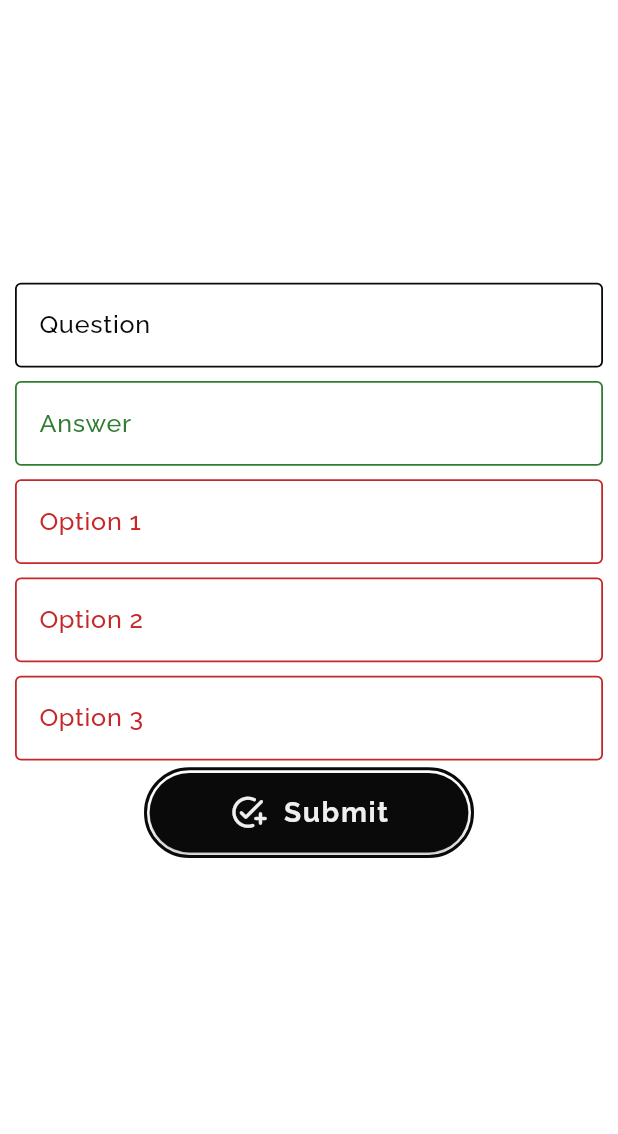
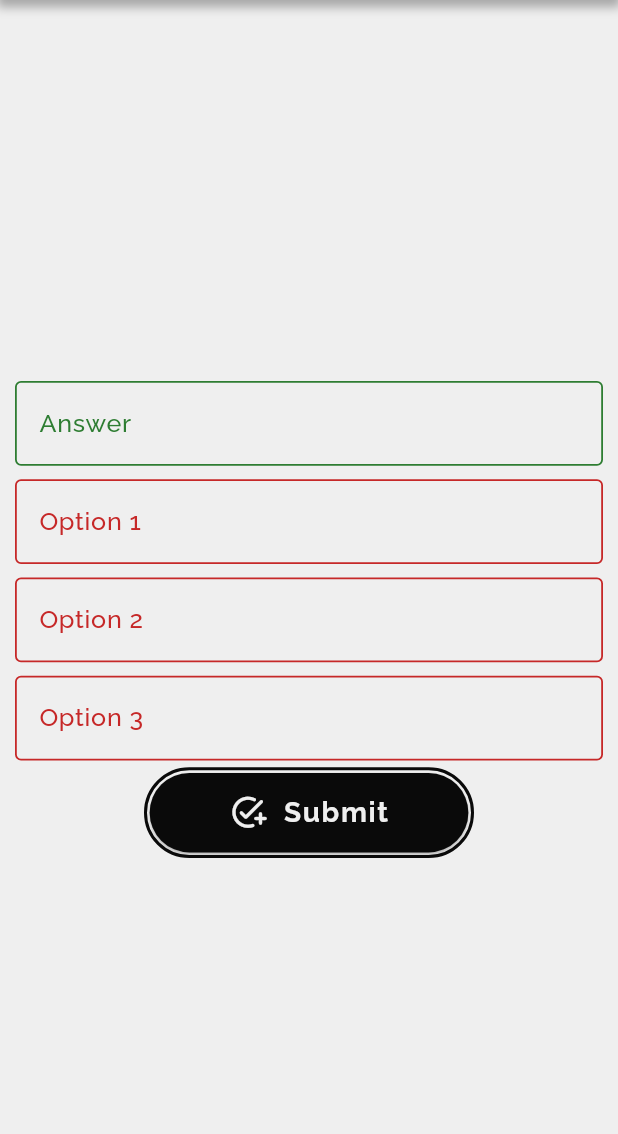
Before and after one commit to umar-tariq-1/Quiz-App, a Flutter app: the screen it shows after launch, after a tap on the "menu" icon, after a tap on "New Quiz", on a phone screen of 412 x 824 dp, the part 102-1236 px from its top. Run offline on Flutter 3.47's test engine with Material 3 defaults, Android fonts, the phone set to English and light mode, and no system bars; our stand-ins replace loading_animation_widget; network calls fail.

Commit message:
added color scheme

```diff
--- a/lib/main.dart
+++ b/lib/main.dart
@@ -4,6 +4,13 @@ import 'package:quiz_app/widgets/base/navigation_drawer.dart';
 import 'package:quiz_app/widgets/pages/attempt_quiz.dart';
 import 'package:quiz_app/widgets/pages/edit_quiz.dart';
 import 'package:quiz_app/widgets/pages/new_quiz.dart';
+
+Color statusBarColor = const Color.fromARGB(255, 10, 10, 10);
+Color appBarColor = const Color.fromARGB(255, 10, 10, 10);
+Color appBarTextColor = const Color.fromARGB(255, 239, 239, 239);
+Color backgroundColor = const Color.fromARGB(255, 239, 239, 239);
+Color primaryColor = const Color.fromARGB(255, 10, 10, 10);
+Color secondaryColor = const Color.fromARGB(255, 239, 239, 239);
 
 void main() {
   runApp(const MyApp());
@@ -40,10 +47,15 @@ class MyAppState extends State<MyApp> {
       debugShowCheckedModeBanner: false,
       theme: ThemeData(
         fontFamily: 'Raleway',
-        focusColor: const Color.fromARGB(255, 239, 239, 239),
-        primaryColor: const Color.fromARGB(255, 10, 10, 10),
+        focusColor: Colors.white,
+        primaryColor: primaryColor,
         colorScheme: ColorScheme.fromSwatch().copyWith(
-          secondary: const Color.fromARGB(255, 239, 239, 239),
+          secondary: secondaryColor,
+        ),
+        appBarTheme: AppBarTheme(
+          systemOverlayStyle: SystemUiOverlayStyle(
+            statusBarColor: statusBarColor,
+          ),
         ),
       ),
       home: Scaffold(
@@ -52,10 +64,10 @@ class MyAppState extends State<MyApp> {
             child: Container(
                 decoration: BoxDecoration(boxShadow: [
                   BoxShadow(
-                    color: Colors.black.withOpacity(0.4),
-                    spreadRadius: 4,
-                    blurRadius: 6,
-                    offset: const Offset(0, 3),
+                    color: Colors.black.withOpacity(0.3),
+                    spreadRadius: 2,
+                    blurRadius: 5,
+                    offset: const Offset(0, 3.5),
                   ),
                 ]),
                 child: AppBar(
@@ -67,6 +79,7 @@ class MyAppState extends State<MyApp> {
                           margin: const EdgeInsets.only(left: 5),
                           child: IconButton(
                             icon: const Icon(Icons.menu),
+                            color: appBarTextColor,
                             iconSize: 29,
                             onPressed: () {
                               Scaffold.of(context).openDrawer();
@@ -83,14 +96,14 @@ class MyAppState extends State<MyApp> {
                       wordSpacing: 0.6,
                     ),
                   ),
-                  backgroundColor: const Color.fromARGB(255, 10, 10, 10),
-                  foregroundColor: const Color.fromARGB(255, 239, 239, 239),
+                  backgroundColor: appBarColor,
+                  foregroundColor: appBarTextColor,
                 ))),
         drawer: CustomNavigationDrawer(
           active: currentPage,
           changePage: _changePage,
         ),
-        backgroundColor: const Color.fromARGB(255, 255, 255, 255),
+        backgroundColor: backgroundColor,
         body: Container(),
       ),
     );
--- a/lib/widgets/base/button.dart
+++ b/lib/widgets/base/button.dart
@@ -30,15 +30,14 @@ class Button extends StatelessWidget {
       decoration: BoxDecoration(
           borderRadius: BorderRadius.circular(9999),
           border: Border.all(
-              color: active
-                  ? const Color.fromARGB(255, 10, 10, 10)
-                  : const Color.fromARGB(0, 10, 10, 10),
+              color:
+                  active ? Theme.of(context).primaryColor : Colors.transparent,
               width: 2)),
       width: width,
       padding: const EdgeInsets.all(1.75),
       child: ElevatedButton(
           style: TextButton.styleFrom(
-              backgroundColor: const Color.fromARGB(255, 10, 10, 10),
+              backgroundColor: Theme.of(context).primaryColor,
               padding:
                   EdgeInsets.symmetric(horizontal: 18.885, vertical: height)),
           onPressed: disabled
@@ -51,7 +50,7 @@ class Button extends StatelessWidget {
                   buttonText,
                   textAlign: TextAlign.center,
                   style: TextStyle(
-                      color: const Color.fromARGB(255, 239, 239, 239),
+                      color: Theme.of(context).colorScheme.secondary,
                       fontSize: fontSize,
                       fontWeight: FontWeight.bold,
                       letterSpacing: 1.1),
@@ -67,7 +66,7 @@ class Button extends StatelessWidget {
                       buttonText,
                       textAlign: TextAlign.center,
                       style: TextStyle(
-                          color: const Color.fromARGB(255, 239, 239, 239),
+                          color: Theme.of(context).colorScheme.secondary,
                           fontSize: fontSize,
                           fontWeight: FontWeight.bold,
                           letterSpacing: 1.1),
--- a/lib/widgets/base/input_field.dart
+++ b/lib/widgets/base/input_field.dart
@@ -6,6 +6,7 @@ class CustomInputField extends StatelessWidget {
   final String placeholder;
   final TextEditingController controller;
   final Color color;
+  final Color textColor;
 
   const CustomInputField({
     super.key,
@@ -13,7 +14,8 @@ class CustomInputField extends StatelessWidget {
     this.label = '',
     this.placeholder = '',
     required this.controller,
-    this.color = const Color.fromARGB(255, 10, 10, 10),
+    this.color = const Color.fromARGB(255, 90, 90, 90),
+    this.textColor = const Color.fromARGB(255, 10, 10, 10),
   });
 
   @override
@@ -22,7 +24,7 @@ class CustomInputField extends StatelessWidget {
       data: ThemeData(
         textSelectionTheme: TextSelectionThemeData(
           cursorColor: color,
-          selectionColor: color.withOpacity(0.5),
+          selectionColor: textColor.withOpacity(0.3),
           selectionHandleColor: color,
         ),
       ),
@@ -37,9 +39,9 @@ class CustomInputField extends StatelessWidget {
             cursorWidth: 1.3,
             controller: controller,
             textCapitalization: TextCapitalization.sentences,
-            style: const TextStyle(
+            style: TextStyle(
                 fontFamily: 'RalewayMedium',
-                // color: color,
+                color: textColor,
                 fontSize: 18,
                 letterSpacing: 0.1),
             decoration: InputDecoration(
--- a/lib/widgets/base/list_tile.dart
+++ b/lib/widgets/base/list_tile.dart
@@ -21,27 +21,27 @@ class CustomListTile extends StatelessWidget {
       margin: const EdgeInsets.only(top: 6),
       decoration: active
           ? BoxDecoration(
-              color: const Color.fromARGB(255, 10, 10, 10),
+              color: Theme.of(context).primaryColor,
               borderRadius: const BorderRadius.only(
                 topRight: Radius.circular(9999),
                 bottomRight: Radius.circular(9999),
               ),
-              boxShadow: [
-                BoxShadow(
-                  color: Colors.black.withOpacity(0.35),
-                  spreadRadius: 3,
-                  blurRadius: 3,
-                  offset: const Offset(3, 3),
-                ),
-              ],
+              // boxShadow: [
+              //   BoxShadow(
+              //     color: Colors.black.withOpacity(0.25),
+              //     spreadRadius: 3,
+              //     blurRadius: 3,
+              //     offset: const Offset(3, 3),
+              //   ),
+              // ],
             )
           : null,
       child: ListTile(
         leading: Icon(
           iconData,
           color: active
-              ? const Color.fromARGB(255, 239, 239, 239)
-              : const Color.fromARGB(255, 10, 10, 10),
+              ? Theme.of(context).colorScheme.secondary
+              : Theme.of(context).primaryColor,
           size: iconSize,
         ),
         title: Padding(
@@ -53,8 +53,8 @@ class CustomListTile extends StatelessWidget {
                 fontWeight: FontWeight.bold,
                 fontSize: 18,
                 color: active
-                    ? const Color.fromARGB(255, 239, 239, 239)
-                    : const Color.fromARGB(255, 10, 10, 10),
+                    ? Theme.of(context).colorScheme.secondary
+                    : Theme.of(context).primaryColor,
               ),
             )),
         onTap: onTap,
--- a/lib/widgets/base/navigation_drawer.dart
+++ b/lib/widgets/base/navigation_drawer.dart
@@ -30,34 +30,35 @@ Widget buildHeader(BuildContext context) => Column(
       children: [
         Container(
           height: MediaQuery.of(context).padding.top,
-          color: const Color.fromARGB(255, 10, 10, 10),
+          color:
+              Theme.of(context).appBarTheme.systemOverlayStyle?.statusBarColor,
         ),
         Container(
           alignment: Alignment.center,
           margin: const EdgeInsets.only(bottom: 20),
           height: 68,
           decoration: BoxDecoration(
-            color: const Color.fromARGB(255, 5, 5, 5),
-            border: const Border(
+            color: Theme.of(context).primaryColor,
+            border: Border(
               bottom: BorderSide(
-                color: Color.fromARGB(255, 239, 239, 239),
+                color: Theme.of(context).colorScheme.secondary,
                 width: 1,
               ),
               top: BorderSide(
-                color: Color.fromARGB(255, 239, 239, 239),
+                color: Theme.of(context).colorScheme.secondary,
                 width: 1,
               ),
               right: BorderSide(
-                color: Color.fromARGB(255, 239, 239, 239),
+                color: Theme.of(context).colorScheme.secondary,
                 width: 1,
               ),
             ),
             boxShadow: [
               BoxShadow(
-                color: Colors.black.withOpacity(0.4),
-                spreadRadius: 4,
-                blurRadius: 6,
-                offset: const Offset(0, 3),
+                color: Colors.black.withOpacity(0.3),
+                spreadRadius: 2,
+                blurRadius: 5,
+                offset: const Offset(0, 3.5),
               ),
             ],
             borderRadius: const BorderRadius.only(
@@ -66,11 +67,11 @@ Widget buildHeader(BuildContext context) => Column(
           ),
           child: Container(
             margin: const EdgeInsets.only(top: 7),
-            child: const Text(
+            child: Text(
               "Slide Menu",
               style: TextStyle(
                 fontFamily: 'BeautifulPeople',
-                color: Color.fromARGB(255, 239, 239, 239),
+                color: Theme.of(context).colorScheme.secondary,
                 fontSize: 23.5,
                 letterSpacing: 1.3,
                 wordSpacing: 1,
--- a/lib/widgets/base/next_button.dart
+++ b/lib/widgets/base/next_button.dart
@@ -22,14 +22,14 @@ class Nextbtn extends StatelessWidget {
         ],
         color: disabled
             ? const Color.fromARGB(255, 208, 208, 208)
-            : const Color.fromARGB(255, 10, 10, 10),
+            : Theme.of(context).primaryColor,
       ),
       child: IconButton(
         icon: const Icon(Icons.arrow_forward),
         onPressed: disabled ? null : onClick,
         color: disabled
             ? const Color.fromARGB(255, 148, 148, 148)
-            : const Color.fromARGB(255, 239, 239, 239),
+            : Theme.of(context).colorScheme.secondary,
         iconSize: 26,
         padding: const EdgeInsets.all(13),
       ),
--- a/lib/widgets/base/timer.dart
+++ b/lib/widgets/base/timer.dart
@@ -28,7 +28,7 @@ class _TimerWidgetState extends State<TimerWidget> {
   }
 
   void startTimer() {
-    _timer = Timer.periodic(Duration(seconds: 1), (timer) {
+    _timer = Timer.periodic(const Duration(seconds: 1), (timer) {
       setState(() {
         if (_secondsRemaining > 0) {
           _secondsRemaining--;
@@ -50,7 +50,8 @@ class _TimerWidgetState extends State<TimerWidget> {
   Widget build(BuildContext context) {
     return Text(
       'Time left: $_secondsRemaining seconds',
-      style: const TextStyle(
+      style: TextStyle(
+        color: Theme.of(context).primaryColor,
         fontFamily: "RalewayMedium",
         fontSize: 18,
       ),
--- a/lib/widgets/compound/add_question_form.dart
+++ b/lib/widgets/compound/add_question_form.dart
@@ -30,6 +30,7 @@ class AddQuestionForm extends StatelessWidget {
       CustomInputField(
         controller: controllers['question']!,
         label: 'Question',
+        color: Theme.of(context).colorScheme.secondary,
       ),
       CustomInputField(
         controller: controllers['answer']!,
@@ -70,9 +71,9 @@ class AddQuestionForm extends StatelessWidget {
         height: 13,
         width: 220,
         active: true,
-        leadingIcon: const Icon(
+        leadingIcon: Icon(
           Icons.add_task_rounded,
-          color: Color.fromARGB(255, 239, 239, 239),
+          color: Theme.of(context).colorScheme.secondary,
           size: 25,
         ),
       ),
--- a/lib/widgets/pages/new_quiz.dart
+++ b/lib/widgets/pages/new_quiz.dart
@@ -1,4 +1,5 @@
 import 'package:flutter/material.dart';
+import 'package:quiz_app/main.dart';
 import 'package:quiz_app/widgets/base/navigation_drawer.dart';
 import 'package:quiz_app/widgets/compound/add_question_form.dart';
 
@@ -17,7 +18,18 @@ class _NewQuizState extends State<NewQuiz> {
   @override
   Widget build(BuildContext context) {
     return Scaffold(
-        appBar: AppBar(
+        appBar: PreferredSize(
+            preferredSize: const Size.fromHeight(68),
+            child: Container(
+                decoration: BoxDecoration(boxShadow: [
+                  BoxShadow(
+                    color: Colors.black.withOpacity(0.3),
+                    spreadRadius: 2,
+                    blurRadius: 5,
+                    offset: const Offset(0, 3.5),
+                  ),
+                ]),
+                child: AppBar(
                   toolbarHeight: 68,
                   centerTitle: true,
                   title: const Text(
@@ -29,14 +41,13 @@ class _NewQuizState extends State<NewQuiz> {
                       wordSpacing: 1.2,
                     ),
                   ),
-          backgroundColor: const Color.fromARGB(255, 10, 10, 10),
-          foregroundColor: const Color.fromARGB(255, 239, 239, 239),
                   leading: Builder(
                     builder: (context) {
                       return Container(
                           margin: const EdgeInsets.only(left: 5),
                           child: IconButton(
                             icon: const Icon(Icons.menu),
+                            color: appBarTextColor,
                             iconSize: 29,
                             onPressed: () {
                               Scaffold.of(context).openDrawer();
@@ -44,8 +55,10 @@ class _NewQuizState extends State<NewQuiz> {
                           ));
                     },
                   ),
-        ),
-        backgroundColor: const Color.fromARGB(255, 255, 255, 255),
+                  backgroundColor: appBarColor,
+                  foregroundColor: appBarTextColor,
+                ))),
+        backgroundColor: backgroundColor,
         drawer: CustomNavigationDrawer(
           active: "New Quiz",
         ),
```
Also changed, not shown: lib/widgets/base/loader.dart (+13 -10 lines), lib/widgets/base/question.dart (+4 -6 lines), lib/widgets/pages/attempt_quiz.dart (+26 -8 lines), lib/widgets/pages/edit_quiz.dart (+18 -5 lines). Lines whose indentation alone changed are shown as unchanged.
